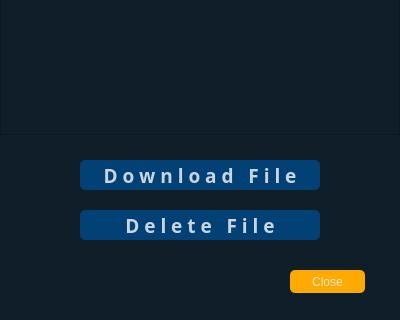
Above: ui/memberdb.ui from cach007/face_findeer before the change; both pictures show x 0 to 400 and y 280 to 600 of the 400 by 600 pixel window. Below: the same form after it.
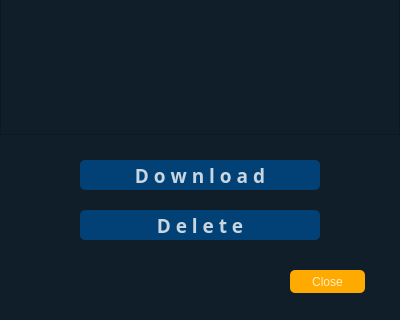
That is the form after the change. Icons and pictures are not drawn.

What changed in the file:
```diff
--- a/ui/memberdb.ui
+++ b/ui/memberdb.ui
@@ -66,7 +66,17 @@
 </string>
     </property>
     <property name="text">
-     <string>D o w n l o a d   F i l e</string>
+     <string>D o w n l o a d</string>
+    </property>
+    <property name="icon">
+     <iconset resource="../img/img.qrc">
+      <normaloff>:/newPrefix/download.png</normaloff>:/newPrefix/download.png</iconset>
+    </property>
+    <property name="iconSize">
+     <size>
+      <width>30</width>
+      <height>30</height>
+     </size>
     </property>
    </widget>
    <widget class="QPushButton" name="pushButton_2">
@@ -200,7 +210,17 @@
 </string>
     </property>
     <property name="text">
-     <string>D e l e t e   F i l e</string>
+     <string>D e l e t e</string>
+    </property>
+    <property name="icon">
+     <iconset resource="../img/img.qrc">
+      <normaloff>:/newPrefix/remove-user.png</normaloff>:/newPrefix/remove-user.png</iconset>
+    </property>
+    <property name="iconSize">
+     <size>
+      <width>30</width>
+      <height>30</height>
+     </size>
     </property>
    </widget>
    <widget class="QPushButton" name="pushButton_5">
```
Left out of the diff: 14 changed lines with no effect on the pictures.
